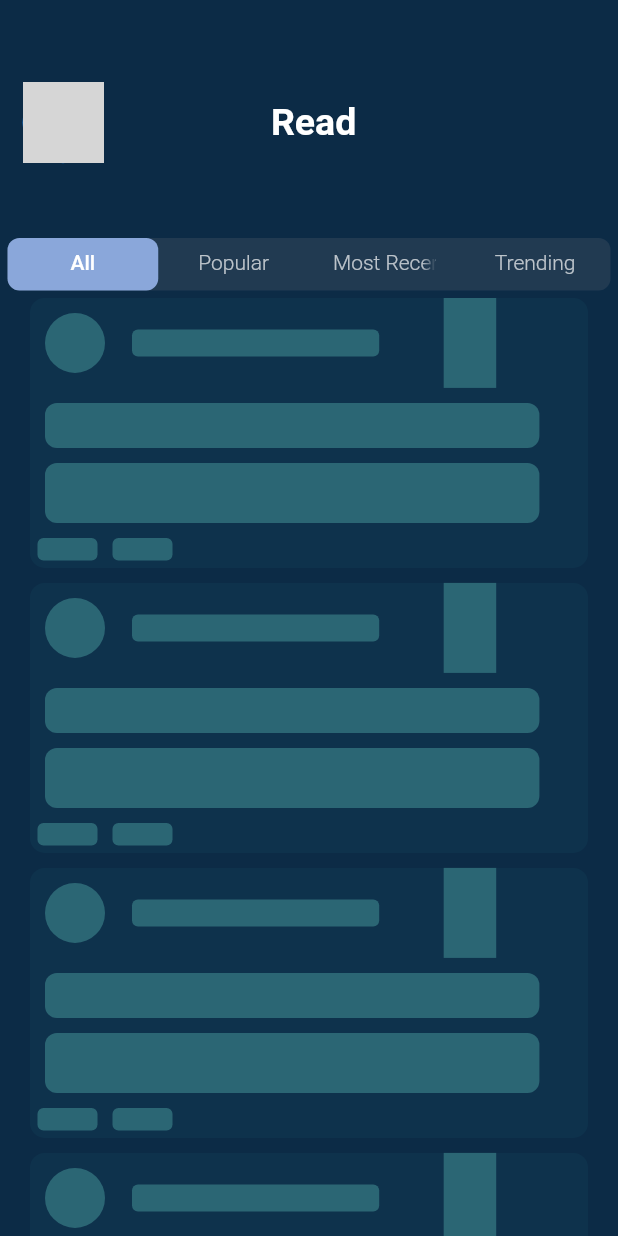
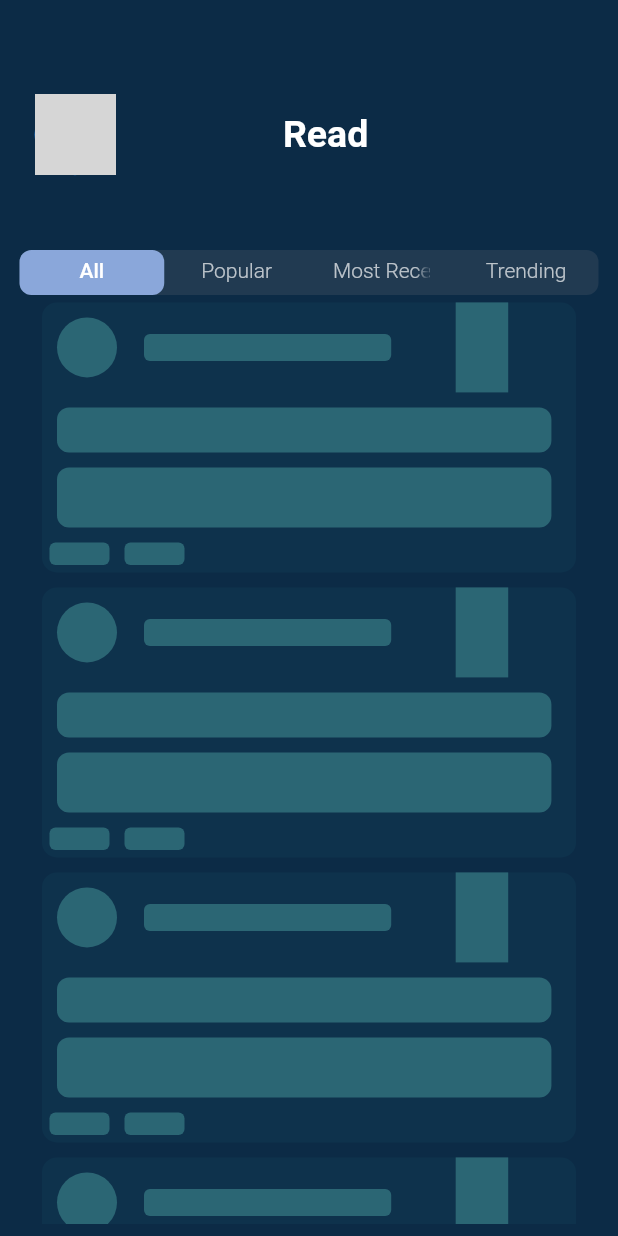
Before and after one commit to mati1yas/mindplex_app, a Flutter app: the LandingPage screen opened directly, on a phone screen of 412 x 824 dp. Run offline on Flutter 3.47's test engine with Material 3 defaults, Android fonts, the phone set to English and light mode, and no system bars; our stand-ins replace animated_splash_screen, another_flushbar, cached_network_image, dio, flutter_cache_manager, flutter_highlight and 14 more; missing offline and left inert: dart:ffi, date_count_down, shimmer_effect; accounts and stored records are empty; network calls fail; grey boxes are pictures that could not be loaded.

Commit message:
fix: fix padding baseed on feedback

```diff
--- a/lib/features/blogs/view/screens/landing_page.dart
+++ b/lib/features/blogs/view/screens/landing_page.dart
@@ -74,7 +74,9 @@ class _LandingPageState extends State<LandingPage>
       // drawer: Drawer(
       //   child: DrawerWidget(),
       // ),
-      body: Column(
+      body: Padding(
+        padding: const EdgeInsets.all(8.0),
+        child: Column(
           children: [
             SizedBox(
               height: 20,
@@ -113,8 +115,8 @@ class _LandingPageState extends State<LandingPage>
                           blogsController.showSocialFeedForm.value
                       ? SocialFeedForm(
                           draftedPostsController: draftedPostsController,
-                        editingDraft:
-                            draftedPostsController.editingSocialPostDraft.value,
+                          editingDraft: draftedPostsController
+                              .editingSocialPostDraft.value,
                         )
                       : SizedBox.shrink()),
                 ],
@@ -145,7 +147,7 @@ class _LandingPageState extends State<LandingPage>
                       padding: const EdgeInsets.all(5.0),
                       child: Container(
                         alignment: Alignment.centerLeft,
-                      height: 35,
+                        height: 30,
                         decoration: BoxDecoration(
                           color: Color.fromARGB(50, 118, 118, 128),
                           borderRadius: BorderRadius.circular(8),
@@ -211,7 +213,8 @@ class _LandingPageState extends State<LandingPage>
                                       return Obx(() => !blogsController
                                               .canLoadMoreBlogs.value
                                           ? Container(
-                                            margin: EdgeInsets.only(bottom: 50),
+                                              margin:
+                                                  EdgeInsets.only(bottom: 50),
                                               child: noInternetCard(() {
                                                 blogsController.loadMoreBlogs();
                                               }),
@@ -234,6 +237,7 @@ class _LandingPageState extends State<LandingPage>
             })
           ],
         ),
+      ),
     );
   }
 }
```
Lines whose indentation alone changed are shown as unchanged.
